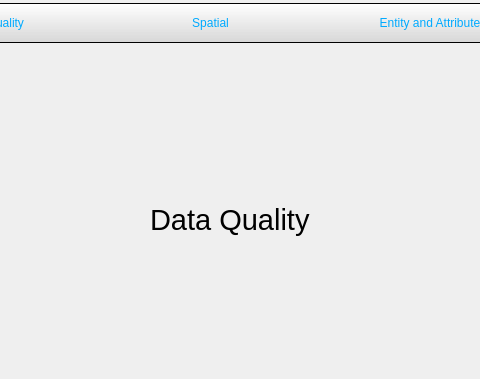
Qt form pymdwizard/gui/ui_files/MetadataRoot.ui (DOI-USGS/fort-pymdwizard) before a commit; both pictures show x 343 to 823 and y 0 to 379 of the 1327 by 585 pixel window.
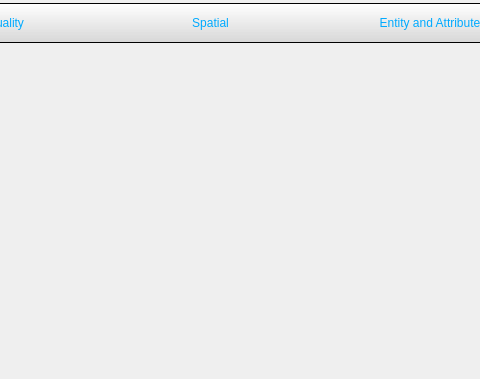
The same form after that commit. The open tabs and pages were chosen to show the change. Icons and pictures are not drawn.

```diff
--- a/pymdwizard/gui/ui_files/MetadataRoot.ui
+++ b/pymdwizard/gui/ui_files/MetadataRoot.ui
@@ -288,24 +288,10 @@
         </layout>
        </widget>
        <widget class="QWidget" name="page_dataqual">
-        <widget class="QLabel" name="label_2">
-         <property name="geometry">
-          <rect>
-           <x>490</x>
-           <y>130</y>
-           <width>181</width>
-           <height>81</height>
-          </rect>
-         </property>
-         <property name="font">
-          <font>
-           <pointsize>22</pointsize>
-          </font>
-         </property>
-         <property name="text">
-          <string>Data Quality</string>
-         </property>
-        </widget>
+        <layout class="QVBoxLayout" name="verticalLayout_5"/>
+       </widget>
+       <widget class="QWidget" name="page_spatial">
+        <layout class="QVBoxLayout" name="verticalLayout_6"/>
        </widget>
        <widget class="QWidget" name="page_spatial"/>
        <widget class="QWidget" name="page_eainfo">
```
Left out of the diff: 13 changed lines with no effect on the pictures. Lines whose indentation alone changed are shown as unchanged.
